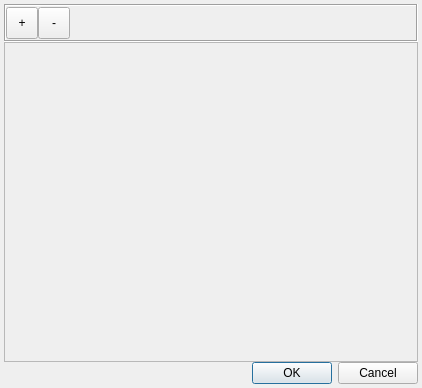
Before: the Qt Designer form anreader_sources/datalist_dialog/datalist_dialog.ui in anpp/anreader, drawn with Qt 5.
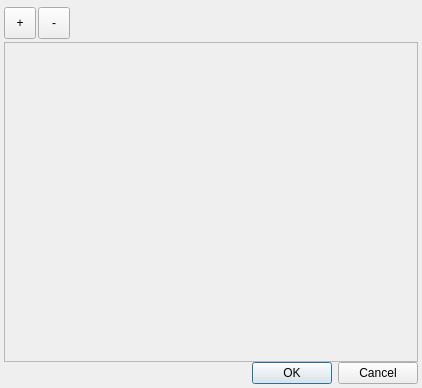
After: the same form once the commit is applied.

```diff
--- a/anreader_sources/datalist_dialog/datalist_dialog.ui
+++ b/anreader_sources/datalist_dialog/datalist_dialog.ui
@@ -43,14 +43,17 @@
         </size>
        </property>
        <property name="frameShape">
-        <enum>QFrame::Box</enum>
+        <enum>QFrame::Panel</enum>
        </property>
        <property name="frameShadow">
         <enum>QFrame::Sunken</enum>
        </property>
+       <property name="lineWidth">
+        <number>0</number>
+       </property>
        <layout class="QHBoxLayout" name="horizontalLayout">
         <property name="spacing">
-         <number>0</number>
+         <number>2</number>
         </property>
         <property name="leftMargin">
          <number>0</number>
```
Left out of the diff: 14 changed lines with no effect on the pictures.
